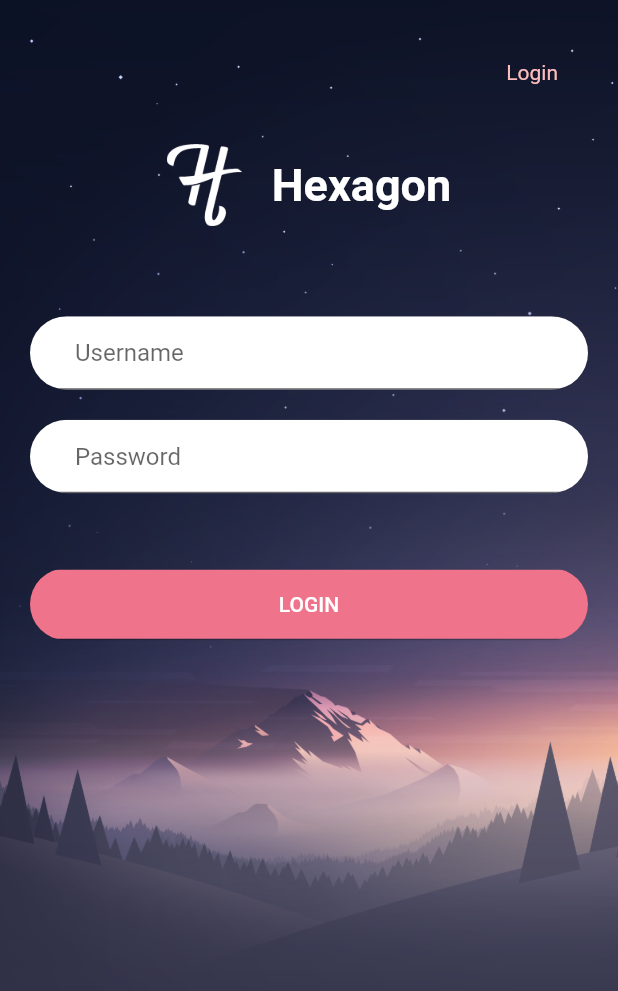
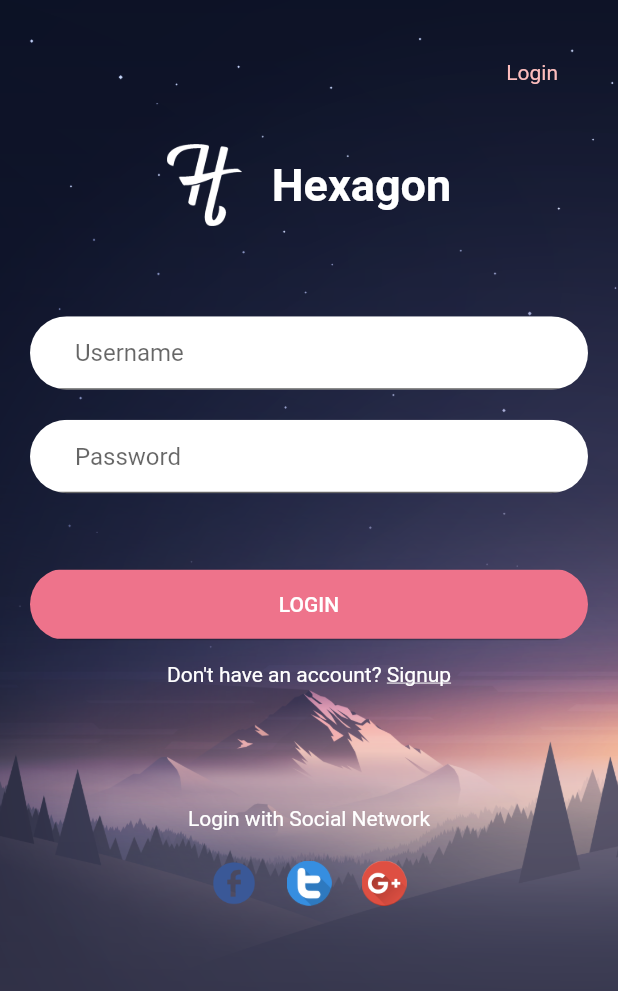
Before and after one commit to saini21199/login_app, a Flutter app: the screen it shows after launch, on a phone screen of 412 x 824 dp. Shown: the top 991 px of the screen. Run offline on Flutter 3.47's test engine with Material 2 defaults, Android fonts, the phone set to English and light mode, and no system bars.

Commit message:
Login Page Completed

```diff
--- a/lib/screens/home_screen.dart
+++ b/lib/screens/home_screen.dart
@@ -1,3 +1,4 @@
+import 'package:flutter/cupertino.dart';
 import 'package:flutter/material.dart';
 
 class HomeScreen extends StatelessWidget {
@@ -74,6 +75,42 @@ class HomeScreen extends StatelessWidget {
     );
   }
 
+  Widget buildSignupText() {
+    return Padding(
+      padding: const EdgeInsets.only(top: 15.0),
+      child: Row(
+        mainAxisAlignment: MainAxisAlignment.center,
+        children: <Widget>[
+          Text('Don\'t have an account? ', style: TextStyle(color: Colors.white)),
+          GestureDetector(
+            onTap: () {},
+            child: Text('Signup', style: TextStyle(color: Colors.white, decoration: TextDecoration.underline))
+          )
+        ],
+      ),
+    );
+  }
+
+  Widget buildSocialNetworkBlock() {
+    return Column(
+      mainAxisSize: MainAxisSize.min,
+      children: <Widget>[
+        Text('Login with Social Network', style: TextStyle(color: Colors.white)),
+        SizedBox(height: 20.0),
+        Row(
+          mainAxisAlignment: MainAxisAlignment.center,
+          children: <Widget>[
+            Image.asset('assets/fb.png', width: 30.0),
+            SizedBox(width: 20.0),
+            Image.asset('assets/twitter.png', width: 30.0),
+            SizedBox(width: 20.0),
+            Image.asset('assets/google.png', width: 30.0)
+          ],
+        )
+      ],
+    );
+  }
+
   Widget buildMainContent() {
     return Expanded(
       child: ListView(
@@ -81,7 +118,10 @@ class HomeScreen extends StatelessWidget {
         children: <Widget>[
           buildHeader(),
           buildTextFields(),
-          buildLoginButton()
+          buildLoginButton(),
+          buildSignupText(),
+          SizedBox(height: 80.0),
+          buildSocialNetworkBlock()
         ]
       ),
     );
--- a/pubspec.yaml
+++ b/pubspec.yaml
@@ -44,6 +44,9 @@ flutter:
   assets:
    - assets/background.png
    - assets/logo.png
+   - assets/fb.png
+   - assets/twitter.png
+   - assets/google.png
 
   # An image asset can refer to one or more resolution-specific "variants", see
   # https://flutter.dev/assets-and-images/#resolution-aware.
```
Also changed, not shown: assets/fb.png (added), assets/google.png (added), assets/twitter.png (added).
